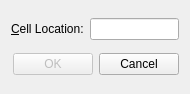
Above: Book/Qt2/gotocell1/gotocelldialog.ui from davidtv2008/LehrMark_CSC17B_48941 before the change. Below: the same form after it.
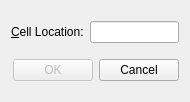
That is the form after the change.

Diff of the .ui file:
```diff
--- a/Book/Qt2/gotocell1/gotocelldialog.ui
+++ b/Book/Qt2/gotocell1/gotocelldialog.ui
@@ -1,12 +1,12 @@
 <ui version="4.0" >
  <class>GoToCellDialog</class>
- <widget class="QWidget" name="GoToCellDialog" >
-  <property name="geometry" >
+ <widget class="QWidget" name="GoToCellDialog">
+  <property name="geometry">
    <rect>
     <x>0</x>
     <y>0</y>
     <width>190</width>
-    <height>94</height>
+    <height>102</height>
    </rect>
   </property>
   <property name="windowTitle" >
```
Left out of the diff: 35 changed lines with no effect on the pictures.
